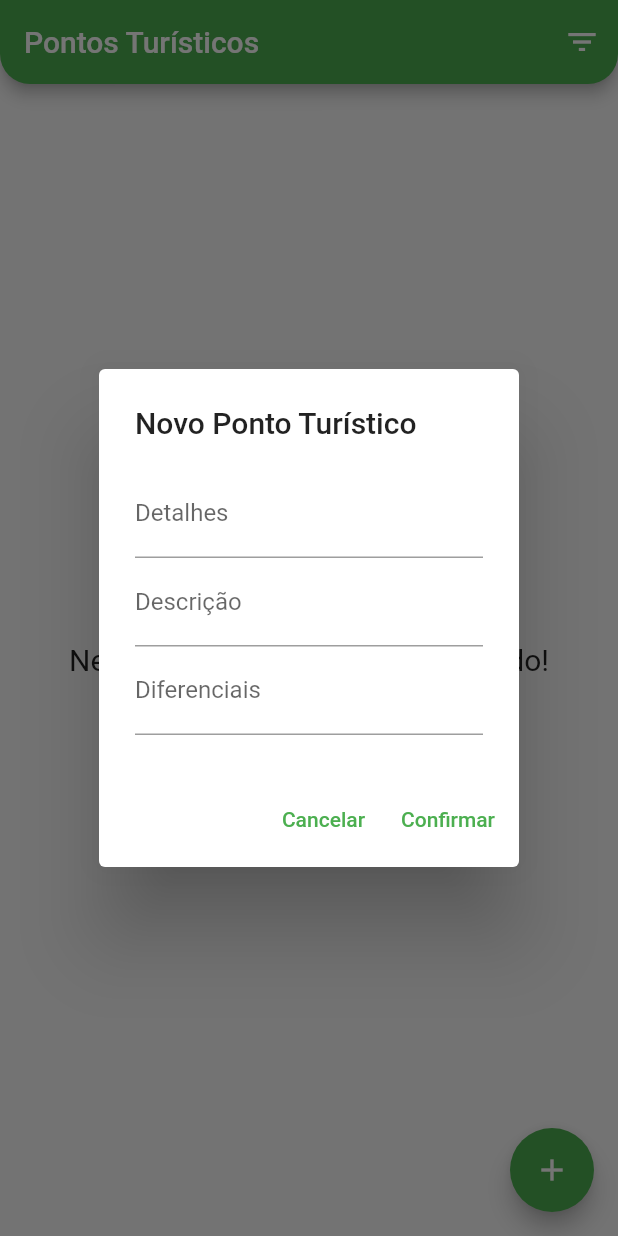
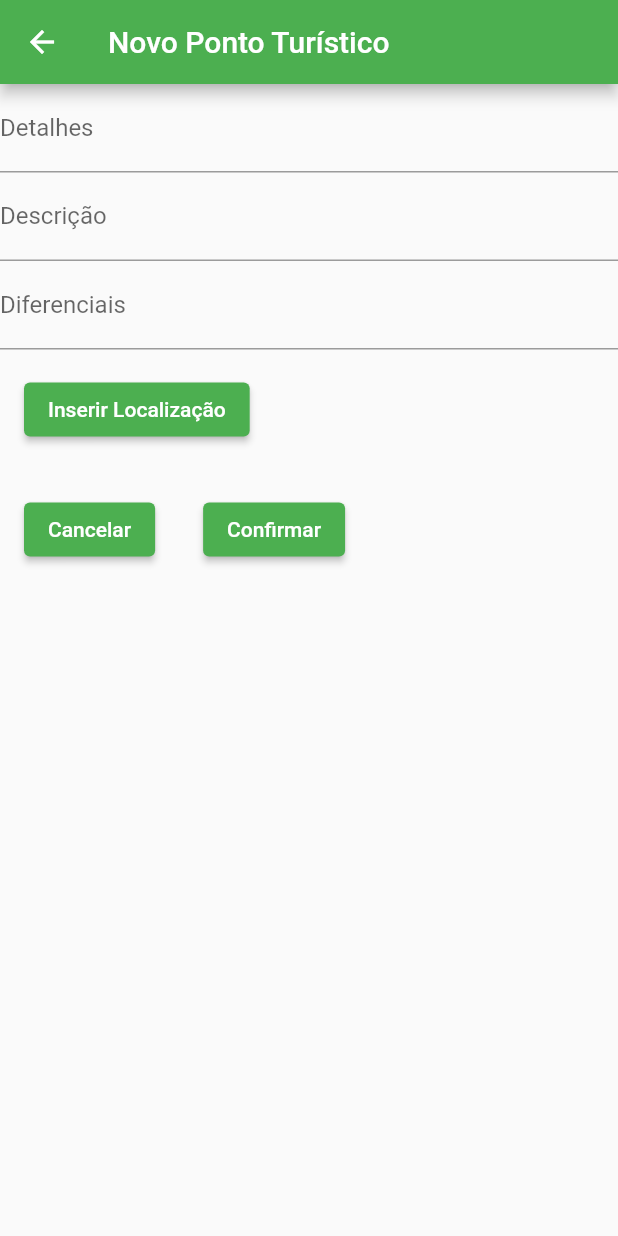
Before and after one commit to GiovaneWerlang/turismo, a Flutter app: the screen it shows after launch, after a tap on the "add" icon, on a phone screen of 412 x 824 dp. Run offline on Flutter 3.47's test engine with Material 2 defaults, Android fonts, the phone set to English and light mode, and no system bars; our stand-ins replace geolocator, shared_preferences, sqflite; accounts and stored records are empty.

Commit message:
Adição de localização Criação de ponto em nova page

```diff
--- a/lib/dao/ponto_dao.dart
+++ b/lib/dao/ponto_dao.dart
@@ -57,7 +57,9 @@ class PontoDao{
         Ponto.CAMPO_DETALHE,
         Ponto.CAMPO_DESCRICAO,
         Ponto.CAMPO_DIFERENCIAL,
-        Ponto.CAMPO_DATA_INCLUSAO
+        Ponto.CAMPO_DATA_INCLUSAO,
+        Ponto.CAMPO_LATITUDE,
+        Ponto.CAMPO_LONGITUDE,
       ],
       where: where,
       orderBy: orderBy,
--- a/lib/database/database_provider.dart
+++ b/lib/database/database_provider.dart
@@ -4,7 +4,7 @@ import 'package:turismo/model/ponto.dart';
 class DatabaseProvider{
 
   static const _dbName = 'pontos_turismo.db';
-  static const _dbVersion = 1;
+  static const _dbVersion = 2;
 
   DatabaseProvider._init();
   static final DatabaseProvider instance = DatabaseProvider._init();
@@ -44,7 +44,13 @@ class DatabaseProvider{
 
   Future<void> _onUpgrade(Database db, int oldVersion, int newVersion) async{
     switch(oldVersion){
-
+      case 1:
+        await db.execute('''
+          ALTER TABLE ${Ponto.NOME_TABELA} ADD ${Ponto.CAMPO_LATITUDE} REAL NOT NULL DEFAULT 0;
+        ''');
+        await db.execute('''
+          ALTER TABLE ${Ponto.NOME_TABELA} ADD ${Ponto.CAMPO_LONGITUDE} REAL NOT NULL DEFAULT 0;
+        ''');
     }
   }
 
--- a/lib/main.dart
+++ b/lib/main.dart
@@ -1,6 +1,7 @@
 import 'package:flutter/material.dart';
 import 'package:turismo/pages/filtro_page.dart';
 import 'package:turismo/pages/lista_pontos_page.dart';
+import 'package:turismo/pages/ponto_form_page.dart';
 
 void main() {
   runApp(const MyApp());
--- a/lib/model/ponto.dart
+++ b/lib/model/ponto.dart
@@ -7,6 +7,8 @@ class Ponto{
   static const CAMPO_DESCRICAO = 'descricao';
   static const CAMPO_DIFERENCIAL = 'diferencial';
   static const CAMPO_DATA_INCLUSAO = 'data_inclusao';
+  static const CAMPO_LATITUDE = 'latitude';
+  static const CAMPO_LONGITUDE = 'longitude';
   static const NOME_TABELA = 'ponto';
 
   int? id;
@@ -14,8 +16,18 @@ class Ponto{
   String descricao;
   String diferencial;
   DateTime? data_inclusao;
+  double latitude;
+  double longitude;
 
-  Ponto({this.id, required this.detalhe, required this.descricao, required this.diferencial, required this.data_inclusao});
+  Ponto({
+    this.id,
+    required this.detalhe,
+    required this.descricao,
+    required this.diferencial,
+    required this.data_inclusao,
+    required this.latitude,
+    required this.longitude
+  });
 
   String get dataInclusaoFormatada{
     if(data_inclusao == null){
@@ -30,6 +42,8 @@ class Ponto{
     CAMPO_DESCRICAO: descricao,
     CAMPO_DIFERENCIAL: diferencial,
     CAMPO_DATA_INCLUSAO: DateFormat('yyyy-MM-dd').format(data_inclusao!),
+    CAMPO_LATITUDE: latitude,
+    CAMPO_LONGITUDE: longitude,
   };
 
   factory Ponto.fromMap(Map<String, dynamic> map) => Ponto(
@@ -38,5 +52,7 @@ class Ponto{
     descricao: map[CAMPO_DESCRICAO] is String ? map[CAMPO_DESCRICAO] : '',
     diferencial: map[CAMPO_DIFERENCIAL] is String ? map[CAMPO_DIFERENCIAL] : '',
     data_inclusao: map[CAMPO_DATA_INCLUSAO] is String ? DateFormat("yyyy-MM-dd").parse(map[CAMPO_DATA_INCLUSAO]) : null,
+    latitude: map[CAMPO_LATITUDE] is double ? map[CAMPO_LATITUDE] : 0,
+    longitude: map[CAMPO_LONGITUDE] is double ? map[CAMPO_LONGITUDE] : 0,
   );
 }
--- a/lib/pages/lista_pontos_page.dart
+++ b/lib/pages/lista_pontos_page.dart
@@ -2,6 +2,7 @@ import 'package:flutter/material.dart';
 import 'package:shared_preferences/shared_preferences.dart';
 import 'package:turismo/dao/ponto_dao.dart';
 import 'package:turismo/model/ponto.dart';
+import 'package:turismo/pages/ponto_form_page.dart';
 import 'package:turismo/widgets/conteudo_form_dialog.dart';
 
 import 'detalhes_ponto_page.dart';
@@ -106,7 +107,8 @@ class _ListaPontosPageState extends State<ListaPontosPage>{
           itemBuilder: (BuildContext context) => criarItensMenuPopup(),
           onSelected: (String valor){
             if(valor == ACAO_EDITAR){
-              _abrirForm(pontoAtual: ponto);
+              //_abrirForm(pontoAtual: ponto);
+              _abrirForm(ponto: ponto);
             }else if(valor == ACAO_EXCLUIR){
               _excluir(ponto);
             }else if(valor == ACAO_DETALHAR){
@@ -121,42 +123,48 @@ class _ListaPontosPageState extends State<ListaPontosPage>{
     );
   }
 
-  void _abrirForm({Ponto? pontoAtual}){
-    final key = GlobalKey<ConteudoFormDialogState>();
-    showDialog(
-      context: context,
-      builder: (BuildContext context){
-        return AlertDialog(
-          title: Text(pontoAtual == null ? 'Novo Ponto Turístico' : 'Alterar Ponto ${pontoAtual.id}'),
-          content: ConteudoFormDialog(key: key, pontoAtual: pontoAtual,),
-          actions: [
-            TextButton(
-              child: Text('Cancelar'),
-              onPressed: () => Navigator.of(context).pop(),
-            ),
-            TextButton(
-              child: Text('Confirmar'),
-              onPressed: (){
-                if(key.currentState != null && key.currentState!.dadosValidos()){
-                  setState(() {
-                    final novoPonto = key.currentState!.novoPonto;
-                    _dao.salvar(novoPonto).then((success) => {
-                      _atualizarLista()
-                    });
-                  });
-                  final snackBar = SnackBar(
-                  behavior: SnackBarBehavior.floating,
-                  content: Text(pontoAtual == null ? 'Ponto incluído com sucesso.' : 'Ponto alterado com sucesso.'),
-                  );
-                  ScaffoldMessenger.of(context).showSnackBar(snackBar);
-                  Navigator.of(context).pop();
-                }
-              },
-            )
-          ],
-        );
-      }
-    );
+  // void _abrirForm({Ponto? pontoAtual}){
+  //   final key = GlobalKey<ConteudoFormDialogState>();
+  //   showDialog(
+  //     context: context,
+  //     builder: (BuildContext context){
+  //       return AlertDialog(
+  //         title: Text(pontoAtual == null ? 'Novo Ponto Turístico' : 'Alterar Ponto ${pontoAtual.id}'),
+  //         content: ConteudoFormDialog(key: key, pontoAtual: pontoAtual,),
+  //         actions: [
+  //           TextButton(
+  //             child: Text('Cancelar'),
+  //             onPressed: () => Navigator.of(context).pop(),
+  //           ),
+  //           TextButton(
+  //             child: Text('Confirmar'),
+  //             onPressed: (){
+  //               if(key.currentState != null && key.currentState!.dadosValidos()){
+  //                 setState(() {
+  //                   final novoPonto = key.currentState!.novoPonto;
+  //                   _dao.salvar(novoPonto).then((success) => {
+  //                     _atualizarLista()
+  //                   });
+  //                 });
+  //                 final snackBar = SnackBar(
+  //                 behavior: SnackBarBehavior.floating,
+  //                 content: Text(pontoAtual == null ? 'Ponto incluído com sucesso.' : 'Ponto alterado com sucesso.'),
+  //                 );
+  //                 ScaffoldMessenger.of(context).showSnackBar(snackBar);
+  //                 Navigator.of(context).pop();
+  //               }
+  //             },
+  //           )
+  //         ],
+  //       );
+  //     }
+  //   );
+  // }
+
+  Future<void> _abrirForm({Ponto? ponto}) async {
+    Navigator.of(context).push(MaterialPageRoute(//outra forma de abrir uma page
+      builder: (_) => PontoFormPage(ponto: ponto,),
+    ));
   }
 
   Future<void> _abrirPaginaFiltro() async {
--- /dev/null
+++ b/lib/pages/ponto_form_page.dart
@@ -0,0 +1,305 @@
+import 'dart:async';
+
+import 'package:flutter/material.dart';
+import 'package:geolocator/geolocator.dart';
+import 'package:intl/intl.dart';
+import 'package:turismo/model/ponto.dart';
+import 'package:shared_preferences/shared_preferences.dart';
+
+import '../dao/ponto_dao.dart';
+
+class PontoFormPage extends StatefulWidget{
+
+  Ponto? ponto;
+
+  StreamSubscription<Position>? _subscription;
+  Position? _ultimaPosicaoObtida;
+
+  PontoFormPage({Key? key, this.ponto}) : super(key: key);
+
+  @override
+  _PontoFormPageState createState() => _PontoFormPageState();
+}
+
+class _PontoFormPageState extends State<PontoFormPage>{
+
+  final _formKey = GlobalKey<FormState>();
+  final _detalheController = TextEditingController();
+  final _descricaoController = TextEditingController();
+  final _diferencialController = TextEditingController();
+
+  final _dataController = TextEditingController();
+  final _dateFormat = DateFormat('dd/MM/yyyy');
+
+  final _latitudeController = TextEditingController();
+  final _longitudeController = TextEditingController();
+
+  final _dao = PontoDao();
+
+  void initState(){
+    super.initState();
+    if(widget.ponto != null){
+      _detalheController.text = widget.ponto!.detalhe;
+      _descricaoController.text = widget.ponto!.descricao;
+      _diferencialController.text = widget.ponto!.diferencial;
+      _dataController.text = widget.ponto!.dataInclusaoFormatada;
+      _latitudeController.text = widget.ponto!.latitude.toString();
+      _longitudeController.text = widget.ponto!.longitude.toString();
+    }
+    _addData();
+    _addCoordenadas();
+  }
+
+
+
+
+  @override
+  Widget build(BuildContext context) {
+    return WillPopScope(
+      child: Scaffold(
+        appBar: AppBar(
+          title: Text(widget.ponto == null ? 'Novo Ponto Turístico' : 'Alterar Ponto ${widget.ponto!.id}'),
+        ),
+        body: _criarBody(),
+      ),
+      onWillPop: _onVoltarClick,
+    );
+  }
+
+  Widget _criarBody() {
+    return Form(
+      key: _formKey,
+      child: SingleChildScrollView(
+        child: Column(
+          mainAxisSize: MainAxisSize.min,
+          children: [
+            TextFormField(
+                controller: _detalheController,
+                decoration: InputDecoration(
+                    labelText: 'Detalhes'
+                ),
+                validator: (String? valor){
+                  if(valor == null || valor.trim().isEmpty){
+                    return "Informe os detalhes";
+                  }
+                  return null;
+                }),
+            TextFormField(
+                controller: _descricaoController,
+                decoration: InputDecoration(labelText: 'Descrição'),
+                validator: (String? valor){
+                  if(valor == null || valor.trim().isEmpty){
+                    return "Informe a descrição";
+                  }
+                  return null;
+                }),
+            TextFormField(
+                controller: _diferencialController,
+                decoration: InputDecoration(labelText: 'Diferenciais'),
+                validator: (String? valor){
+                  if(valor == null || valor.trim().isEmpty){
+                    return "Informe os diferenciais";
+                  }
+                  return null;
+                }),
+            Row(
+                crossAxisAlignment: CrossAxisAlignment.center,
+                children: [
+                  Padding(
+                    padding: EdgeInsets.symmetric(vertical: 16.0, horizontal: 16.0),
+                    child: ElevatedButton(
+                      onPressed: () {
+                        _addCoordenadas;
+                      },
+                      child: Text(widget.ponto == null ? 'Inserir Localização' : 'Alterar Localização'),
+                    ),
+                  ),
+                ]
+            ),
+            Row(
+              crossAxisAlignment: CrossAxisAlignment.center,
+              children: [
+                Padding(
+                  padding: const EdgeInsets.symmetric(vertical: 16.0, horizontal: 16.0),
+                  child: ElevatedButton(
+                    onPressed: () => Navigator.of(context).pop(),
+                    child: const Text('Cancelar'),
+                  ),
+                ),
+                Padding(
+                  padding: const EdgeInsets.symmetric(vertical: 16.0, horizontal: 16.0),
+                  child: ElevatedButton(
+                    onPressed: () {
+                      if(_formKey.currentState != null && dadosValidos()){
+                        setState(() {
+                          _dao.salvar(novoPonto).then((success) => {
+                            //_atualizarLista()
+                            _mostrarMensagem(widget.ponto == null ? 'Ponto incluído com sucesso.' : 'Ponto alterado com sucesso.')
+                            //Navigator.of(context).pop(),
+                          });
+                        });
+                        // final snackBar = SnackBar(
+                        // behavior: SnackBarBehavior.floating,
+                        // content: Text(widget.pontoAtual == null ? 'Ponto incluído com sucesso.' : 'Ponto alterado com sucesso.'),
+                        // );
+                        // ScaffoldMessenger.of(context).showSnackBar(snackBar);
+                        //_mostrarMensagem(widget.pontoAtual == null ? 'Ponto incluído com sucesso.' : 'Ponto alterado com sucesso.');
+                        Navigator.of(context).pop();
+                      }
+                    },
+                    child: const Text('Confirmar'),
+                  ),
+                ),
+              ],
+            ),
+            // Padding(
+            //   padding: const EdgeInsets.symmetric(vertical: 16.0),
+            //   child: ElevatedButton(
+            //     onPressed: () => Navigator.of(context).pop(),
+            //     child: const Text('Cancelar'),
+            //   ),
+            // ),
+            // Padding(
+            //   padding: const EdgeInsets.symmetric(vertical: 16.0),
+            //   child: ElevatedButton(
+            //     onPressed: () {
+            //       if(_formKey.currentState != null && dadosValidos()){
+            //         setState(() {
+            //           _dao.salvar(novoPonto).then((success) => {
+            //             //_atualizarLista()
+            //             _mostrarMensagem(widget.ponto == null ? 'Ponto incluído com sucesso.' : 'Ponto alterado com sucesso.')
+            //             //Navigator.of(context).pop(),
+            //           });
+            //         });
+            //         // final snackBar = SnackBar(
+            //         // behavior: SnackBarBehavior.floating,
+            //         // content: Text(widget.pontoAtual == null ? 'Ponto incluído com sucesso.' : 'Ponto alterado com sucesso.'),
+            //         // );
+            //         // ScaffoldMessenger.of(context).showSnackBar(snackBar);
+            //         //_mostrarMensagem(widget.pontoAtual == null ? 'Ponto incluído com sucesso.' : 'Ponto alterado com sucesso.');
+            //         Navigator.of(context).pop();
+            //       }
+            //     },
+            //     child: const Text('Confirmar'),
+            //   ),
+            // ),
+          ],
+        )
+      )
+    );
+  }
+
+  Future<bool> _onVoltarClick() async {
+    Navigator.of(context).pop();
+    return true;
+  }
+
+  _addData(){
+    final dataFormatada = _dataController.text;
+    DateTime data = DateTime.now();
+    if(dataFormatada.isNotEmpty){
+      data = _dateFormat.parse(dataFormatada);
+    }
+    _dataController.text = _dateFormat.format(data);
+  }
+
+  _addCoordenadas(){
+    _obterLocalizacaoAtual();
+  }
+
+
+
+  void _obterUltimaLocalizacao() async {
+    bool permissoesPermitidas = await _permissoesPermitidas();
+    if (!permissoesPermitidas) {
+      return;
+    }
+    Position? position = await Geolocator.getLastKnownPosition();
+        _latitudeController.text = position != null ? position.latitude.toString() : '0';
+        _longitudeController.text = position != null ? position.longitude.toString() : '0';
+            //'Latitude: ${position.latitude} | Longitude: ${position.longitude}');
+      }
+
+
+  void _obterLocalizacaoAtual() async {
+    bool servicoHabilitado = await _servicoHabilitado();
+    if (!servicoHabilitado) {
+      return;
+    }
+    bool permissoesPermitidas = await _permissoesPermitidas();
+    if (!permissoesPermitidas) {
+      return;
+    }
+    Position position = await Geolocator.getCurrentPosition();
+    _latitudeController.text = position.latitude.toString();
+    _longitudeController.text = position.longitude.toString();
+          //'Latitude: ${position.latitude} | Longitude: ${position.longitude}');
+
+  }
+
+  Future<bool> _servicoHabilitado() async {
+    bool servicoHabilitado = await Geolocator.isLocationServiceEnabled();
+    if (!servicoHabilitado) {
+      await _mostrarDialogMensagem('Para utilizar esse recurso, você deverá '
+          'habilitar o serviço de localização do dispositivo');
+      Geolocator.openLocationSettings();
+      return false;
+    }
+    return true;
+  }
+
+  Future<bool> _permissoesPermitidas() async {
+    LocationPermission permissao = await Geolocator.checkPermission();
+    if (permissao == LocationPermission.denied) {
+      permissao = await Geolocator.requestPermission();
+      if (permissao == LocationPermission.denied) {
+        _mostrarMensagem(
+            'Não será possível utilizar o recurso por falta de permissão');
+        return false;
+      }
+    }
+    if (permissao == LocationPermission.deniedForever) {
+      await _mostrarDialogMensagem(
+          'Para utilizar esse recurso, você deverá acessar as configurações '
+              'do app e permitir a utilização do serviço de localização');
+      Geolocator.openAppSettings();
+      return false;
+    }
+    return true;
+  }
+
+  void _mostrarMensagem(String mensagem) {
+    ScaffoldMessenger.of(context).showSnackBar(SnackBar(
+      content: Text(mensagem),
+    ));
+  }
+
+  Future<void> _mostrarDialogMensagem(String mensagem) async {
+    await showDialog(
+      context: context,
+      builder: (_) => AlertDialog(
+        title: const Text('Atenção'),
+        content: Text(mensagem),
+        actions: [
+          TextButton(
+            child: const Text('OK'),
+            onPressed: () => Navigator.of(context).pop(),
+          ),
+        ],
+      ),
+    );
+  }
+
+  bool dadosValidos() => _formKey.currentState?.validate() == true;
+
+  Ponto get novoPonto => Ponto(
+    id: widget.ponto?.id,
+    detalhe: _detalheController.text,
+    descricao: _descricaoController.text,
+    diferencial: _diferencialController.text,
+    data_inclusao: _dataController.text.isEmpty ? null : _dateFormat.parse(_dataController.text),
+    latitude: double.parse(_latitudeController.text),
+    longitude: double.parse(_longitudeController.text),
+  );
+
+}
--- a/pubspec.yaml
+++ b/pubspec.yaml
@@ -37,6 +37,7 @@ dependencies:
   intl: ^0.17.0
   shared_preferences: ^2.0.15
   sqflite: ^2.0.3
+  geolocator: ^9.0.2
 
 dev_dependencies:
   flutter_test:
```
Also changed, not shown: lib/pages/detalhes_ponto_page.dart (+13 -1 lines), lib/widgets/conteudo_form_dialog.dart (+13 -1 lines), pubspec.lock, 2 other files.
